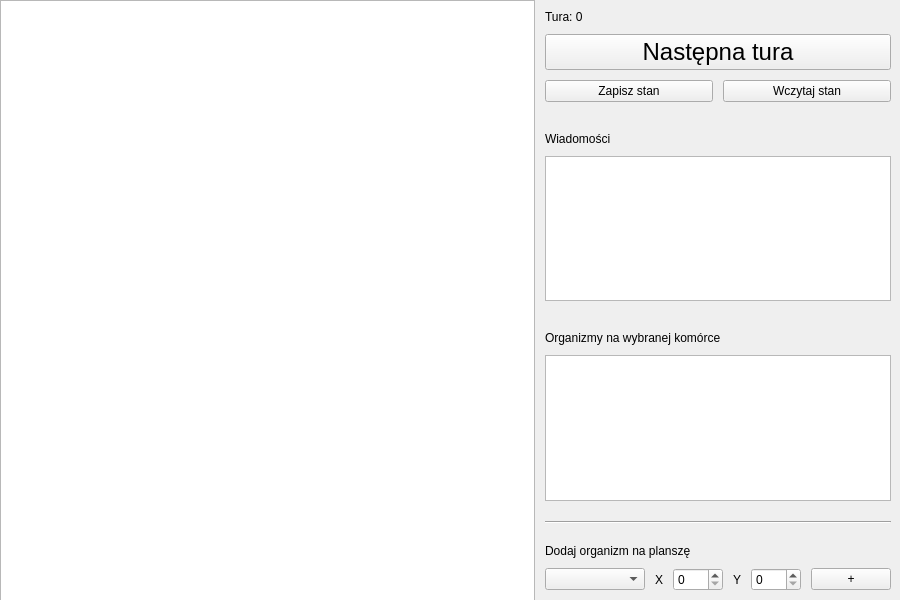
bartosz-kakol/projekt_cpp_ug, file UI/WorldViewerWindow.ui: the form before one commit.
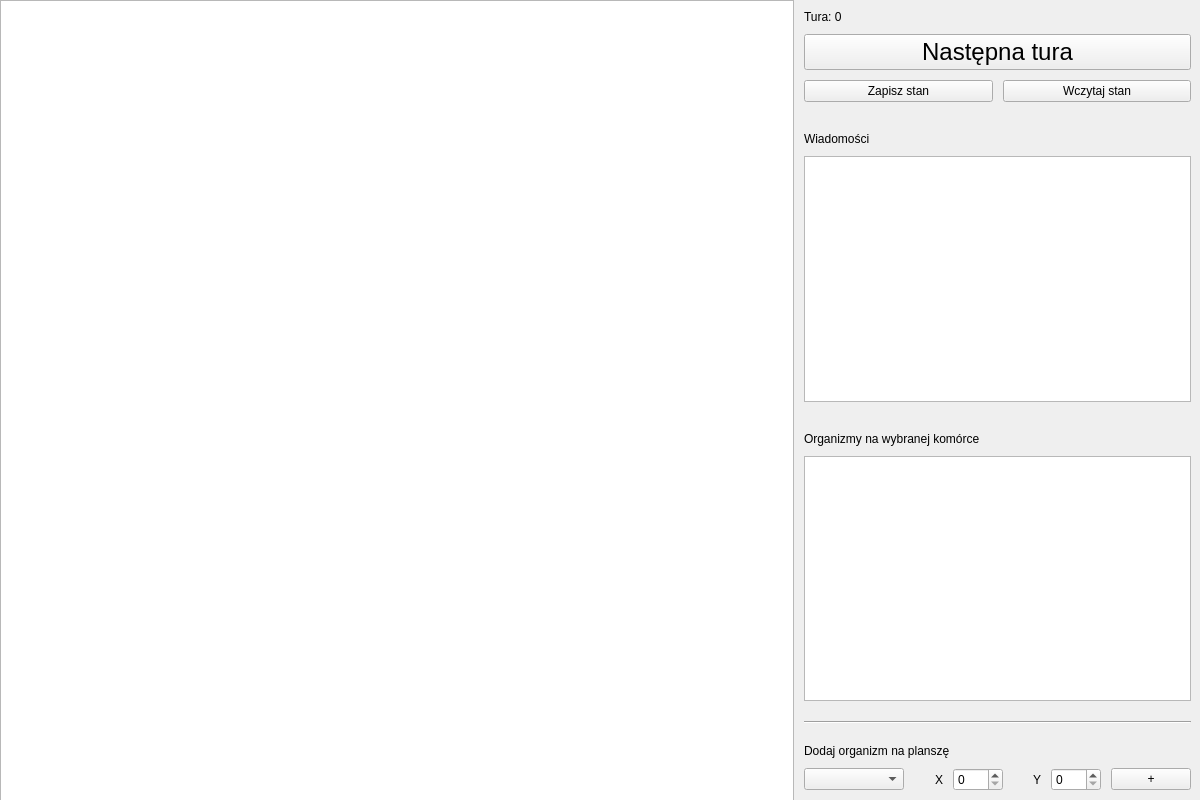
The form after the commit.

Patch:
```diff
--- a/UI/WorldViewerWindow.ui
+++ b/UI/WorldViewerWindow.ui
@@ -6,20 +6,20 @@
    <rect>
     <x>0</x>
     <y>0</y>
-    <width>900</width>
-    <height>600</height>
+    <width>1200</width>
+    <height>800</height>
    </rect>
   </property>
   <property name="minimumSize">
    <size>
-    <width>900</width>
-    <height>600</height>
+    <width>1200</width>
+    <height>800</height>
    </size>
   </property>
   <property name="maximumSize">
    <size>
-    <width>900</width>
-    <height>600</height>
+    <width>1200</width>
+    <height>800</height>
    </size>
   </property>
   <property name="windowTitle">
@@ -31,11 +31,11 @@
      <rect>
       <x>0</x>
       <y>0</y>
-      <width>901</width>
-      <height>601</height>
+      <width>1201</width>
+      <height>801</height>
      </rect>
     </property>
-    <layout class="QHBoxLayout" name="wrapper" stretch="6,3">
+    <layout class="QHBoxLayout" name="wrapper" stretch="8,4">
      <property name="spacing">
       <number>10</number>
      </property>
```
